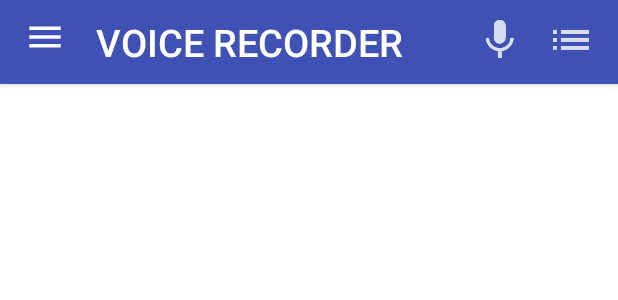
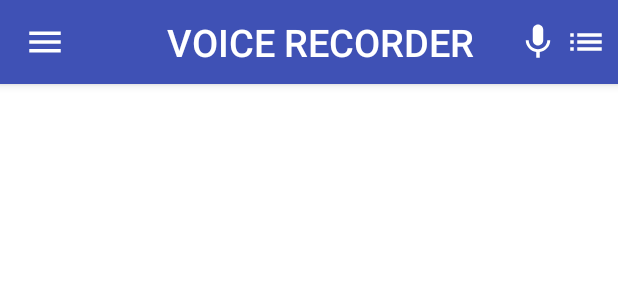
Before and after one commit to sureshdraco/soundrecorder, an Android app: the layout activity_main.xml on its own in the app's theme, with its tools: preview values and no code run, on a phone screen of 412 x 824 dp. Shown: the top 300 px of the screen. Run offline under Robolectric (Android 15) with nearby library versions, the phone set to English and light mode, and no system bars.

Commit message:
bug fixes

```diff
--- /dev/null
+++ b/SoundRec/app/src/main/res/drawable/ic_list_24dp.xml
@@ -0,0 +1,9 @@
+<vector xmlns:android="http://schemas.android.com/apk/res/android"
+        android:width="24dp"
+        android:height="24dp"
+        android:viewportWidth="24.0"
+        android:viewportHeight="24.0">
+    <path
+        android:fillColor="#fff"
+        android:pathData="M3,13h2v-2L3,11v2zM3,17h2v-2L3,15v2zM3,9h2L5,7L3,7v2zM7,13h14v-2L7,11v2zM7,17h14v-2L7,15v2zM7,7v2h14L21,7L7,7z"/>
+</vector>
--- /dev/null
+++ b/SoundRec/app/src/main/res/drawable/ic_mic_24dp.xml
@@ -0,0 +1,9 @@
+<vector xmlns:android="http://schemas.android.com/apk/res/android"
+        android:width="24dp"
+        android:height="24dp"
+        android:viewportWidth="24.0"
+        android:viewportHeight="24.0">
+    <path
+        android:fillColor="#fff"
+        android:pathData="M12,14c1.66,0 2.99,-1.34 2.99,-3L15,5c0,-1.66 -1.34,-3 -3,-3S9,3.34 9,5v6c0,1.66 1.34,3 3,3zM17.3,11c0,3 -2.54,5.1 -5.3,5.1S6.7,14 6.7,11L5,11c0,3.41 2.72,6.23 6,6.72L11,21h2v-3.28c3.28,-0.48 6,-3.3 6,-6.72h-1.7z"/>
+</vector>
--- a/SoundRec/app/src/main/res/layout/activity_main.xml
+++ b/SoundRec/app/src/main/res/layout/activity_main.xml
@@ -26,12 +26,14 @@
                 android:layout_width="match_parent"
                 android:layout_height="wrap_content">
 
-                <Button
+                <ImageView
                     android:id="@+id/menu_but"
                     android:layout_width="28dp"
                     android:layout_height="28dp"
                     android:layout_alignParentLeft="true"
-                    android:background="@drawable/ic_menu_black_24dp"
+                    android:layout_centerVertical="true"
+                    android:background="?selectableItemBackgroundBorderless"
+                    android:src="@drawable/ic_menu_24dp"
                     />
 
                 <TextView
@@ -39,28 +41,31 @@
                     style="@style/TextAppearance.AppCompat.Widget.ActionBar.Title"
                     android:layout_width="wrap_content"
                     android:layout_height="wrap_content"
+                    android:layout_centerInParent="true"
                     android:layout_gravity="center"
-                    android:layout_marginLeft="20dp"
-                    android:layout_toRightOf="@+id/menu_but"
                     android:text="@string/voiserecorder"
                     android:textColor="@android:color/white"
                     android:textSize="25sp"/>
 
                 <ImageView
                     android:id="@+id/action_record"
-                    android:layout_width="wrap_content"
-                    android:layout_height="wrap_content"
+                    android:layout_width="28dp"
+                    android:layout_height="28dp"
+                    android:layout_centerVertical="true"
                     android:layout_toLeftOf="@+id/action_list"
-                    android:src="@drawable/mic"/>
+                    android:background="?selectableItemBackgroundBorderless"
+                    android:src="@drawable/ic_mic_24dp"/>
 
                 <ImageView
                     android:id="@+id/action_list"
-                    android:layout_width="wrap_content"
-                    android:layout_height="wrap_content"
+                    android:layout_width="28dp"
+                    android:layout_height="28dp"
                     android:layout_alignParentRight="true"
-                    android:layout_marginLeft="15dp"
-                    android:layout_marginRight="15dp"
-                    android:src="@drawable/list"/>
+                    android:layout_centerVertical="true"
+                    android:layout_marginLeft="4dp"
+                    android:layout_marginRight="7dp"
+                    android:background="?selectableItemBackgroundBorderless"
+                    android:src="@drawable/ic_list_24dp"/>
             </RelativeLayout>
 
 
```
Also changed, not shown: SoundRec/app/src/main/java/com/maximcedaroff/soundrec/ExtAudioRecorder.java (added, +421 -0 lines), SoundRec/app/src/main/java/com/maximcedaroff/soundrec/RecActivity.java (+14 -2 lines), SoundRec/app/src/main/java/com/maximcedaroff/soundrec/RecordingService.java (+4 -14 lines), SoundRec/app/src/main/res/drawable/ic_menu_24dp.xml (renamed from SoundRec/app/src/main/res/drawable/ic_menu_black_24dp.xml).
